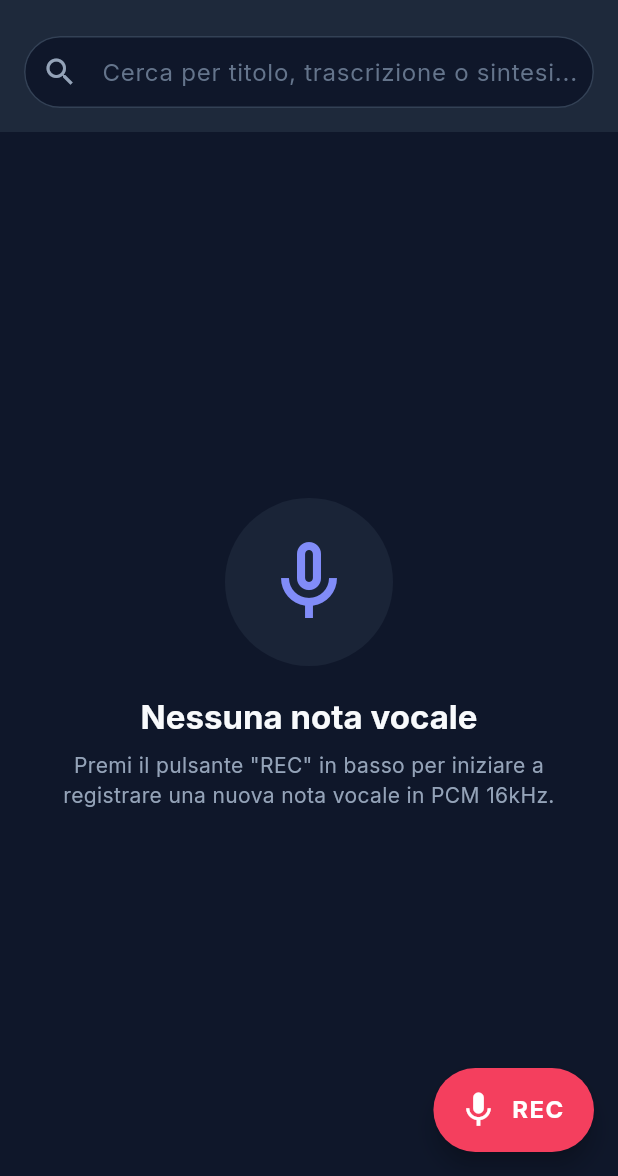
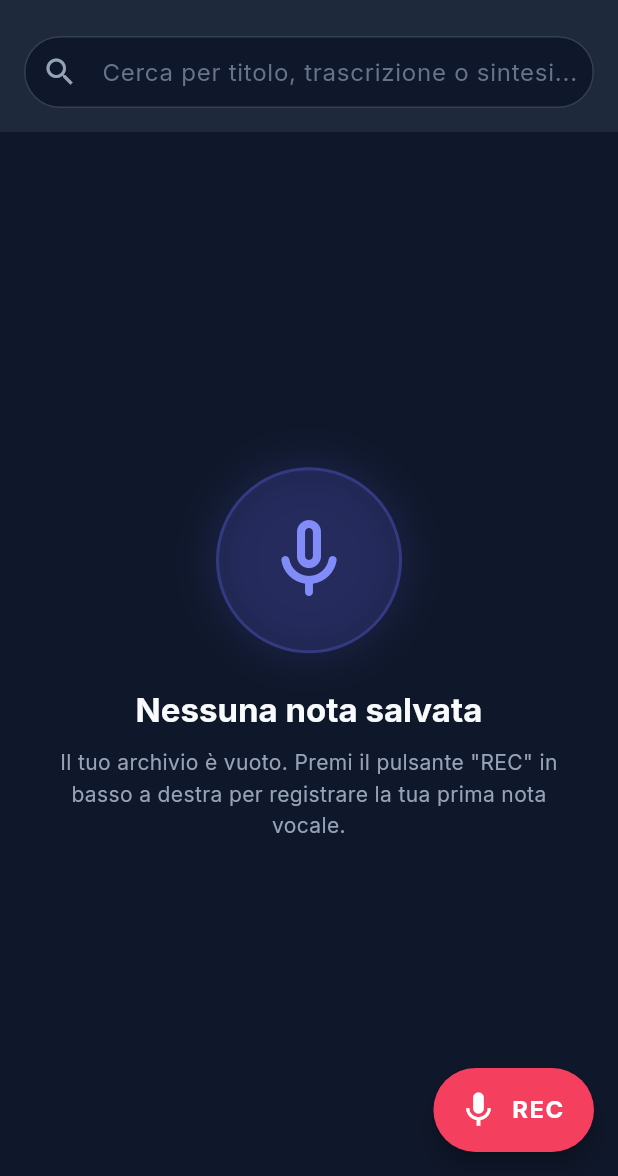
Before and after one commit to marco-scarnato/sonarNotes, a Flutter app: the screen it shows after launch, on a phone screen of 412 x 824 dp, the part 60-1236 px from its top. Run offline on Flutter 3.47's test engine with Material 3 defaults, Android fonts, the phone set to English and light mode, and no system bars; our stand-ins replace audioplayers, flutter_riverpod, google_fonts, sqflite_common_ffi; missing offline and left inert: record; accounts and stored records are empty; statements that could not run were skipped.

Commit message:
feat: implement SQLite database service with FTS5 support and home screen feed UI

```diff
--- a/lib/features/notes/presentation/home_screen.dart
+++ b/lib/features/notes/presentation/home_screen.dart
@@ -52,6 +52,8 @@ class _HomeScreenState extends ConsumerState<HomeScreen> {
     final playerManager = ref.watch(audioPlayerManagerProvider);
     final activeNoteId = ref.watch(activePlayingNoteIdProvider);
 
+    final searchQuery = ref.watch(notesSearchQueryProvider);
+
     return Scaffold(
       backgroundColor: AppTheme.background,
       appBar: AppBar(
@@ -72,7 +74,7 @@ class _HomeScreenState extends ConsumerState<HomeScreen> {
           Expanded(
             child: notesAsync.when(
               data: (notes) => notes.isEmpty
-                  ? _buildEmptyState()
+                  ? _buildEmptyState(searchQuery)
                   : _buildNotesList(notes, playerManager, activeNoteId),
               loading: () => const Center(child: CircularProgressIndicator()),
               error: (err, stack) => Center(
@@ -139,7 +141,9 @@ class _HomeScreenState extends ConsumerState<HomeScreen> {
     );
   }
 
-  Widget _buildEmptyState() {
+  Widget _buildEmptyState(String query) {
+    final isSearching = query.trim().isNotEmpty;
+
     return Center(
       child: Padding(
         padding: const EdgeInsets.all(32),
@@ -147,27 +151,46 @@ class _HomeScreenState extends ConsumerState<HomeScreen> {
           mainAxisAlignment: MainAxisAlignment.center,
           children: [
             Container(
-              padding: const EdgeInsets.all(24),
+              padding: const EdgeInsets.all(28),
               decoration: BoxDecoration(
                 shape: BoxShape.circle,
-                color: AppTheme.surfaceLight.withValues(alpha: 0.3),
+                color: AppTheme.primary.withValues(alpha: 0.12),
+                border: Border.all(
+                  color: AppTheme.primary.withValues(alpha: 0.3),
+                  width: 2,
+                ),
+                boxShadow: [
+                  BoxShadow(
+                    color: AppTheme.primary.withValues(alpha: 0.15),
+                    blurRadius: 24,
+                    spreadRadius: 4,
+                  ),
+                ],
               ),
-              child: const Icon(
-                Icons.mic_none_outlined,
+              child: Icon(
+                isSearching ? Icons.search_off_rounded : Icons.mic_none_rounded,
                 size: 64,
                 color: AppTheme.primaryLight,
               ),
             ),
-            const SizedBox(height: 20),
+            const SizedBox(height: 24),
             Text(
-              'Nessuna nota vocale',
-              style: Theme.of(context).textTheme.titleLarge,
+              isSearching ? 'Nessun risultato trovato' : 'Nessuna nota salvata',
+              style: Theme.of(context).textTheme.titleLarge?.copyWith(
+                    fontWeight: FontWeight.bold,
+                  ),
             ),
-            const SizedBox(height: 8),
-            const Text(
-              'Premi il pulsante "REC" in basso per iniziare a registrare una nuova nota vocale in PCM 16kHz.',
+            const SizedBox(height: 10),
+            Text(
+              isSearching
+                  ? 'Nessuna nota corrisponde alla ricerca "$query". Prova con parole chiave diverse.'
+                  : 'Il tuo archivio è vuoto. Premi il pulsante "REC" in basso a destra per registrare la tua prima nota vocale.',
               textAlign: TextAlign.center,
-              style: TextStyle(color: AppTheme.textSecondary, height: 1.4),
+              style: const TextStyle(
+                color: AppTheme.textSecondary,
+                height: 1.5,
+                fontSize: 14,
+              ),
             ),
           ],
         ),
```
Also changed, not shown: lib/core/services/database_service.dart (+56 -24 lines).
